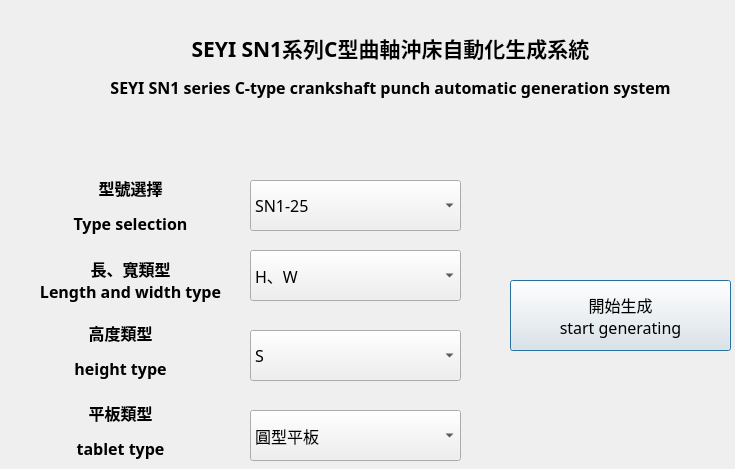
This is GUI/UI.ui in sinje0816/stamping_press as Qt 5 draws it before an edit. The edited form follows.
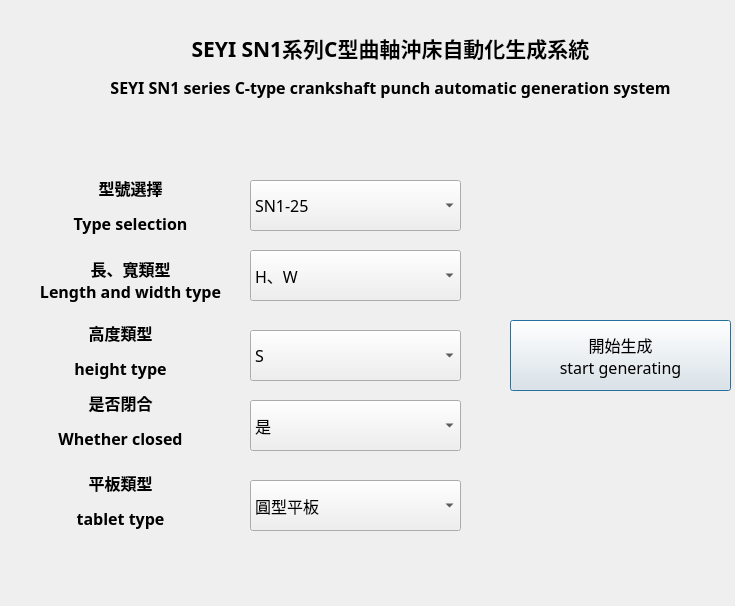
This is the edited form.

Commit message: GUI改了QQ

The edit to the form file:
```diff
--- a/GUI/UI.ui
+++ b/GUI/UI.ui
@@ -7,7 +7,7 @@
     <x>0</x>
     <y>0</y>
     <width>735</width>
-    <height>469</height>
+    <height>606</height>
    </rect>
   </property>
   <property name="windowTitle">
@@ -17,7 +17,7 @@
    <property name="geometry">
     <rect>
      <x>510</x>
-     <y>280</y>
+     <y>320</y>
      <width>221</width>
      <height>71</height>
     </rect>
@@ -180,7 +180,7 @@
    <property name="geometry">
     <rect>
      <x>250</x>
-     <y>410</y>
+     <y>480</y>
      <width>211</width>
      <height>51</height>
     </rect>
@@ -261,7 +261,7 @@
    <property name="geometry">
     <rect>
      <x>10</x>
-     <y>390</y>
+     <y>460</y>
      <width>221</width>
      <height>81</height>
     </rect>
@@ -307,6 +307,57 @@
     <set>Qt::AlignCenter</set>
    </property>
   </widget>
+  <widget class="QComboBox" name="comboBox_6">
+   <property name="geometry">
+    <rect>
+     <x>250</x>
+     <y>400</y>
+     <width>211</width>
+     <height>51</height>
+    </rect>
+   </property>
+   <property name="font">
+    <font>
+     <family>微軟正黑體</family>
+     <pointsize>12</pointsize>
+    </font>
+   </property>
+   <item>
+    <property name="text">
+     <string>是</string>
+    </property>
+   </item>
+   <item>
+    <property name="text">
+     <string>否</string>
+    </property>
+   </item>
+  </widget>
+  <widget class="QLabel" name="label_6">
+   <property name="geometry">
+    <rect>
+     <x>10</x>
+     <y>380</y>
+     <width>221</width>
+     <height>81</height>
+    </rect>
+   </property>
+   <property name="font">
+    <font>
+     <family>微軟正黑體</family>
+     <pointsize>12</pointsize>
+    </font>
+   </property>
+   <property name="layoutDirection">
+    <enum>Qt::RightToLeft</enum>
+   </property>
+   <property name="text">
+    <string>&lt;html&gt;&lt;head/&gt;&lt;body&gt;&lt;p align=&quot;center&quot;&gt;&lt;span style=&quot; font-weight:600;&quot;&gt;是否閉合&lt;/span&gt;&lt;/p&gt;&lt;p align=&quot;center&quot;&gt;&lt;span style=&quot; font-weight:600;&quot;&gt;Whether closed&lt;/span&gt;&lt;/p&gt;&lt;/body&gt;&lt;/html&gt;</string>
+   </property>
+   <property name="alignment">
+    <set>Qt::AlignCenter</set>
+   </property>
+  </widget>
  </widget>
  <resources/>
  <connections/>
```
The commit also changes 2 other files.
